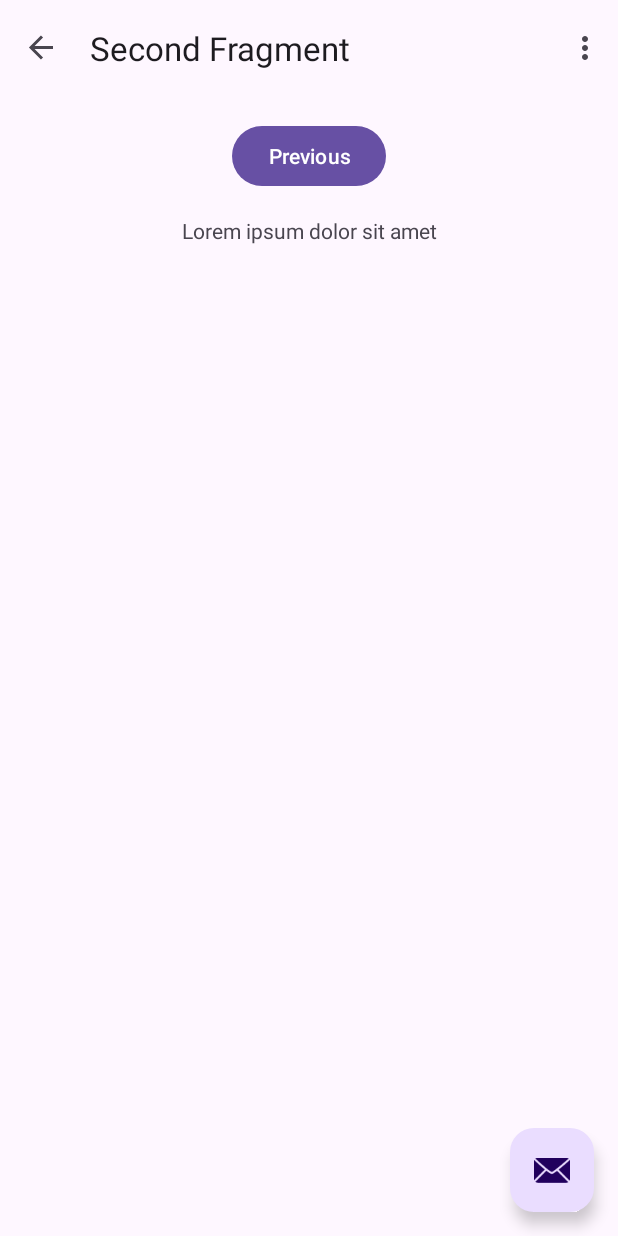
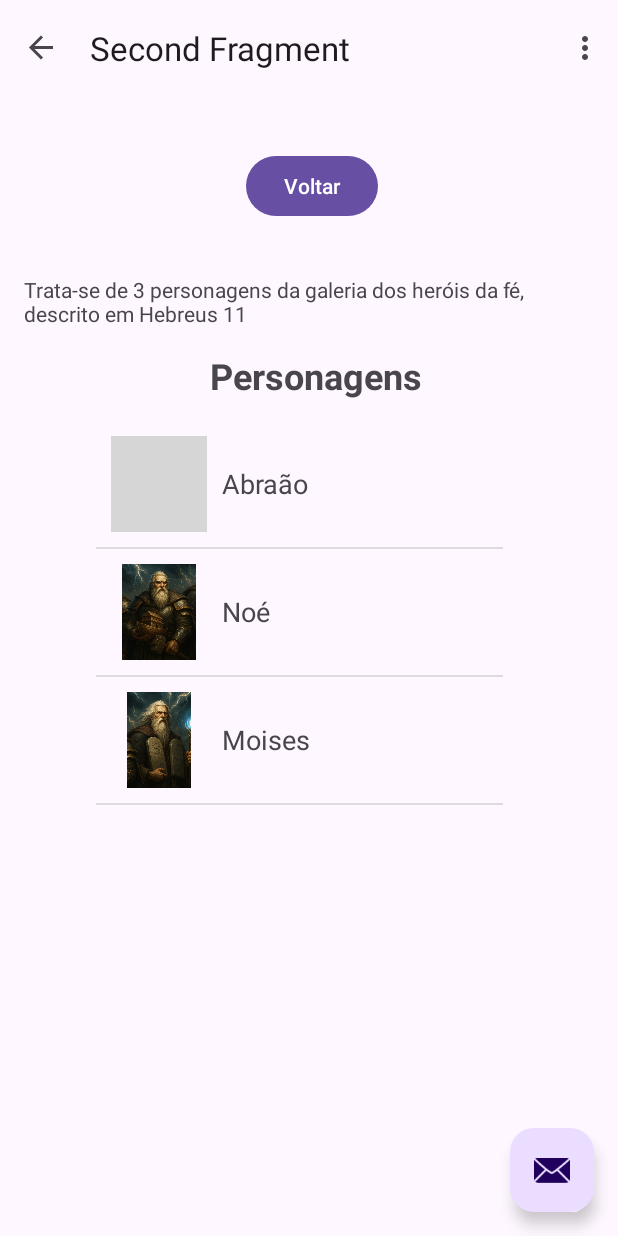
Before and after one commit to juliakuroishi/Trabalho1, an Android app: the SecondFragment screen opened through its navigation route, on a phone screen of 412 x 824 dp. Run offline under Robolectric (Android 15) with nearby library versions, the phone set to English and light mode, and no system bars; our stand-ins replace navigation-ui; grey boxes are pictures that could not be loaded.

Commit message:
versao final

```diff
--- a/app/src/main/java/com/example/trabalho1/SecondFragment.java
+++ b/app/src/main/java/com/example/trabalho1/SecondFragment.java
@@ -5,40 +5,86 @@ import android.view.LayoutInflater;
 import android.view.View;
 import android.view.ViewGroup;
 
-import androidx.annotation.NonNull;
+import androidx.core.content.ContextCompat;
 import androidx.fragment.app.Fragment;
-import androidx.navigation.fragment.NavHostFragment;
 
-import com.example.trabalho1.databinding.FragmentSecondBinding;
+import android.widget.BaseAdapter;
+import android.widget.ImageView;
+import android.widget.ListView;
+import android.widget.TextView;
 
 public class SecondFragment extends Fragment {
 
-    private FragmentSecondBinding binding;
+    private ListView listView;
+
+    String[] nomes = {"Abraão", "Noé", "Moises"};
+    int[] imagens = {
+            R.drawable.abraao,
+            R.drawable.noe,
+            R.drawable.moises
+    };
+
+    private int selectedPosition = -1; // Nenhum item selecionado inicialmente
+
+    public SecondFragment() {}
 
     @Override
-    public View onCreateView(
-            @NonNull LayoutInflater inflater, ViewGroup container,
-            Bundle savedInstanceState
-    ) {
+    public View onCreateView(LayoutInflater inflater, ViewGroup container,
+                             Bundle savedInstanceState) {
+        View view = inflater.inflate(R.layout.fragment_second, container, false);
 
-        binding = FragmentSecondBinding.inflate(inflater, container, false);
-        return binding.getRoot();
+        listView = view.findViewById(R.id.listaPersonagens);
 
+        CustomAdapter adapter = new CustomAdapter();
+        listView.setAdapter(adapter);
+
+        listView.setOnItemClickListener((parent, view1, position, id) -> {
+            selectedPosition = position;
+            adapter.notifyDataSetChanged(); // Atualiza a lista para refletir a seleção
+
+            // Exemplo: aqui você pode tocar o áudio associado ao personagem
+            // if (position == 0) {
+            //     MediaPlayer.create(getContext(), R.raw.audio_abraao).start();
+            // }
+        });
+
+        return view;
     }
 
-    public void onViewCreated(@NonNull View view, Bundle savedInstanceState) {
-        super.onViewCreated(view, savedInstanceState);
+    class CustomAdapter extends BaseAdapter {
 
-        binding.buttonSecond.setOnClickListener(v ->
-                NavHostFragment.findNavController(SecondFragment.this)
-                        .navigate(R.id.action_SecondFragment_to_FirstFragment)
-        );
+        @Override
+        public int getCount() {
+            return nomes.length;
+        }
+
+        @Override
+        public Object getItem(int position) {
+            return nomes[position];
+        }
+
+        @Override
+        public long getItemId(int position) {
+            return position;
+        }
+
+        @Override
+        public View getView(int position, View convertView, ViewGroup parent) {
+            View row = getLayoutInflater().inflate(R.layout.list_item, null);
+
+            ImageView image = row.findViewById(R.id.imageView);
+            TextView text = row.findViewById(R.id.textView);
+
+            image.setImageResource(imagens[position]);
+            text.setText(nomes[position]);
+
+            if (position == selectedPosition) {
+                row.setBackgroundColor(ContextCompat.getColor(requireContext(), R.color.selected_item));
+            } else {
+                row.setBackgroundColor(ContextCompat.getColor(requireContext(), android.R.color.transparent));
+            }
+
+            return row;
+        }
     }
-
-    @Override
-    public void onDestroyView() {
-        super.onDestroyView();
-        binding = null;
-    }
-
 }
--- a/app/src/main/res/layout/fragment_second.xml
+++ b/app/src/main/res/layout/fragment_second.xml
@@ -15,21 +15,44 @@
             android:id="@+id/button_second"
             android:layout_width="wrap_content"
             android:layout_height="wrap_content"
-            android:text="@string/previous"
-            app:layout_constraintBottom_toTopOf="@id/textview_second"
+            android:layout_marginTop="20dp"
+            android:layout_marginEnd="144dp"
+            android:text="Voltar"
             app:layout_constraintEnd_toEndOf="parent"
-            app:layout_constraintStart_toStartOf="parent"
             app:layout_constraintTop_toTopOf="parent" />
 
         <TextView
             android:id="@+id/textview_second"
             android:layout_width="wrap_content"
             android:layout_height="wrap_content"
-            android:layout_marginTop="16dp"
+            android:layout_marginStart="5dp"
+            android:layout_marginTop="35dp"
+            android:layout_marginEnd="5dp"
             android:text="@string/lorem_ipsum"
-            app:layout_constraintBottom_toBottomOf="parent"
             app:layout_constraintEnd_toEndOf="parent"
             app:layout_constraintStart_toStartOf="parent"
             app:layout_constraintTop_toBottomOf="@id/button_second" />
+
+        <TextView
+            android:id="@+id/h1Personagens"
+            android:layout_width="match_parent"
+            android:layout_height="wrap_content"
+            android:layout_marginStart="8dp"
+            android:layout_marginTop="15dp"
+            android:text="Personagens"
+            android:textAlignment="center"
+            android:textSize="24sp"
+            android:textStyle="bold"
+            app:layout_constraintStart_toStartOf="parent"
+            app:layout_constraintTop_toBottomOf="@+id/textview_second" />
+
+        <ListView
+            android:id="@+id/listaPersonagens"
+            android:layout_width="271dp"
+            android:layout_height="400dp"
+            android:layout_marginStart="48dp"
+            android:layout_marginTop="14dp"
+            app:layout_constraintStart_toStartOf="parent"
+            app:layout_constraintTop_toBottomOf="@+id/h1Personagens" />
     </androidx.constraintlayout.widget.ConstraintLayout>
 </androidx.core.widget.NestedScrollView>
--- /dev/null
+++ b/app/src/main/res/layout/list_item.xml
@@ -0,0 +1,22 @@
+<?xml version="1.0" encoding="utf-8"?>
+<LinearLayout xmlns:android="http://schemas.android.com/apk/res/android"
+    android:orientation="horizontal"
+    android:layout_width="match_parent"
+    android:layout_height="wrap_content"
+    android:padding="10dp"
+    android:gravity="center_vertical">
+
+    <ImageView
+        android:id="@+id/imageView"
+        android:layout_width="64dp"
+        android:layout_height="64dp"
+        android:src="@drawable/ic_launcher_foreground"
+        android:layout_marginEnd="10dp"/>
+
+    <TextView
+        android:id="@+id/textView"
+        android:layout_width="wrap_content"
+        android:layout_height="wrap_content"
+        android:text="Nome do personagem"
+        android:textSize="18sp"/>
+</LinearLayout>
--- a/app/src/main/res/values/colors.xml
+++ b/app/src/main/res/values/colors.xml
@@ -4,4 +4,6 @@
     <color name="white">#FFFFFFFF</color>
     <color name="button">#009688</color>
     <color name="fundo">#D3CFCF</color>
+    <color name="selected_item">#DF7DEF</color>
+
 </resources>
--- a/app/src/main/res/values/strings.xml
+++ b/app/src/main/res/values/strings.xml
@@ -25,7 +25,7 @@
     </string-array>
 
     <string name="lorem_ipsum">
-        Lorem ipsum dolor sit amet
+        "Trata-se de 3 personagens da galeria dos heróis da fé, descrito em Hebreus 11"
     </string>
     <!-- TODO: Remove or change this placeholder text -->
     <string name="hello_blank_fragment">Hello blank fragment</string>
```
Also changed, not shown: app/src/main/java/com/example/trabalho1/Fragment3.java (+72 -43 lines), app/src/main/res/layout/fragment_3.xml (+17 -1 lines), app/src/main/res/drawable/moises.png (added), app/src/main/res/drawable/noe.png (added), 4 other files.
